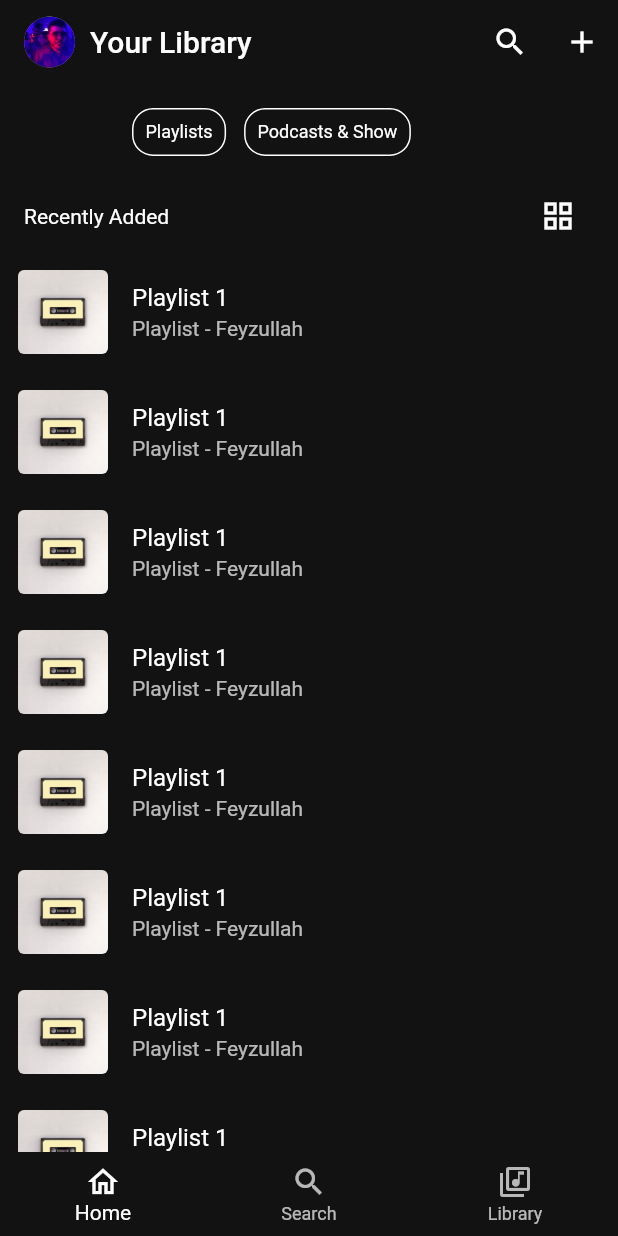
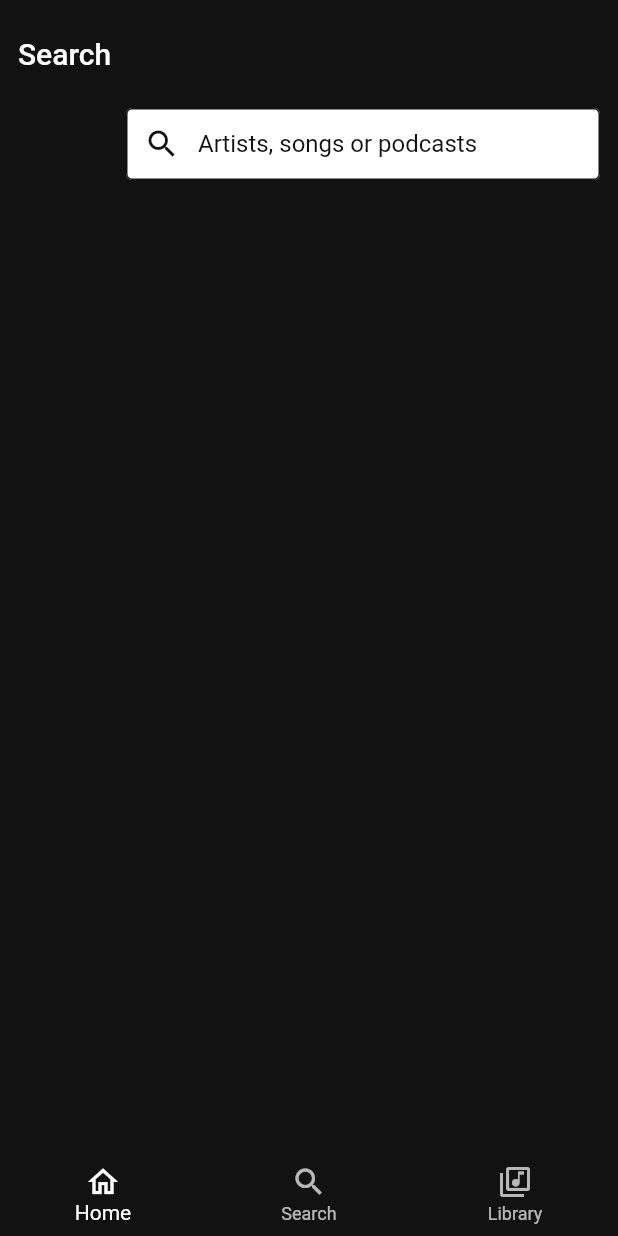
Before and after one commit to feyzforall/spotify-clone, a Flutter app: the screen it shows after launch, item 2 of the bottom bar chosen, on a phone screen of 412 x 824 dp. Run offline on Flutter 3.47's test engine with Material 2 defaults, Android fonts, the phone set to English and light mode, and no system bars; our stand-ins replace auto_route.

Commit message:
search screen app bar completed

```diff
--- a/lib/const/routes.dart
+++ b/lib/const/routes.dart
@@ -2,6 +2,7 @@ import 'package:auto_route/annotations.dart';
 import 'package:auto_route/auto_route.dart';
 import 'package:spotifyclone/main_screen.dart';
 import 'package:spotifyclone/presentation/pages/library/library_page.dart';
+import 'package:spotifyclone/presentation/pages/search/search_page.dart';
 import 'package:spotifyclone/presentation/pages/splash/splash_page.dart';
 
 import '../presentation/pages/home/home_page.dart';
@@ -34,7 +35,21 @@ import '../presentation/pages/home/notifications/notifications_screen.dart';
           name: 'LibraryRouter',
           page: EmptyRouterPage,
           children: [
-            AutoRoute(path: '', page: LibraryPage),
+            AutoRoute(
+              path: '',
+              page: LibraryPage,
+            ),
+          ],
+        ),
+        AutoRoute(
+          path: 'search',
+          name: 'SearchRouter',
+          page: EmptyRouterPage,
+          children: [
+            AutoRoute(
+              path: '',
+              page: SearchPage,
+            ),
           ],
         ),
       ],
--- a/lib/const/theme.dart
+++ b/lib/const/theme.dart
@@ -1,5 +1,11 @@
 import 'package:flutter/material.dart';
 import 'package:spotifyclone/const/colors.dart';
+
+OutlineInputBorder _customBorder = const OutlineInputBorder(
+  borderSide: BorderSide(
+    color: AppColors.codGray,
+  ),
+);
 
 ThemeData customTheme = ThemeData(
   brightness: Brightness.dark,
@@ -8,4 +14,18 @@ ThemeData customTheme = ThemeData(
   bottomNavigationBarTheme: const BottomNavigationBarThemeData(
     selectedItemColor: Colors.white,
   ),
+  inputDecorationTheme: InputDecorationTheme(
+    contentPadding: EdgeInsets.all(8.0),
+    border: _customBorder,
+    errorBorder: _customBorder,
+    enabledBorder: _customBorder,
+    disabledBorder: _customBorder,
+    focusedBorder: _customBorder,
+    fillColor: Colors.white,
+    prefixIconColor: AppColors.codGray,
+    filled: true,
+    hintStyle: const TextStyle(
+      color: AppColors.codGray,
+    ),
+  ),
 );
--- a/lib/main_screen.dart
+++ b/lib/main_screen.dart
@@ -29,9 +29,9 @@ class _MainScreenState extends State<MainScreen> {
           ],
         );
       },
-      routes: [
+      routes: const [
         HomeRouter(),
-        LibraryRouter(),
+        SearchRouter(),
         LibraryRouter(),
       ],
     );
--- /dev/null
+++ b/lib/presentation/pages/search/search_page.dart
@@ -0,0 +1,55 @@
+import 'package:flutter/material.dart';
+import 'package:flutter/src/foundation/key.dart';
+import 'package:flutter/src/widgets/framework.dart';
+import 'package:spotifyclone/const/dimensions.dart';
+
+import '../../../const/assets.dart';
+
+class SearchPage extends StatefulWidget {
+  const SearchPage({Key? key}) : super(key: key);
+
+  @override
+  State<SearchPage> createState() => _SearchPageState();
+}
+
+class _SearchPageState extends State<SearchPage> {
+  @override
+  Widget build(BuildContext context) {
+    return SafeArea(
+      child: CustomScrollView(
+        slivers: [
+          SliverAppBar(
+            backgroundColor: Theme.of(context).scaffoldBackgroundColor,
+            centerTitle: false,
+            pinned: true,
+            toolbarHeight: 90,
+            expandedHeight: 150,
+            flexibleSpace: FlexibleSpaceBar(
+              background: Padding(
+                padding: EdgeInsets.symmetric(horizontal: 12.0, vertical: 24.0),
+                child: Text(
+                  'Search',
+                  style: Theme.of(context).textTheme.headline6,
+                ),
+              ),
+              expandedTitleScale: 1.0,
+              title: const Padding(
+                padding: EdgeInsets.all(12.0),
+                child: SizedBox(
+                  height: 50,
+                  child: TextField(
+                    readOnly: true,
+                    decoration: InputDecoration(
+                      hintText: 'Artists, songs or podcasts',
+                      prefixIcon: Icon(Icons.search),
+                    ),
+                  ),
+                ),
+              ),
+            ),
+          ),
+        ],
+      ),
+    );
+  }
+}
--- a/lib/presentation/widgets/home_album_card.dart
+++ b/lib/presentation/widgets/home_album_card.dart
@@ -12,9 +12,7 @@ class HomeAlbumCard extends StatelessWidget {
 
   @override
   Widget build(BuildContext context) {
-    return Container(
-      color: Colors.white,
-      child: Column(
+    return Column(
       children: [
         Image.asset(
           Assets.placeholder,
@@ -28,7 +26,6 @@ class HomeAlbumCard extends StatelessWidget {
           style: Theme.of(context).textTheme.caption,
         )
       ],
-      ),
     );
   }
 }
```
Also changed, not shown: lib/const/routes.gr.dart. Lines whose indentation alone changed are shown as unchanged.
